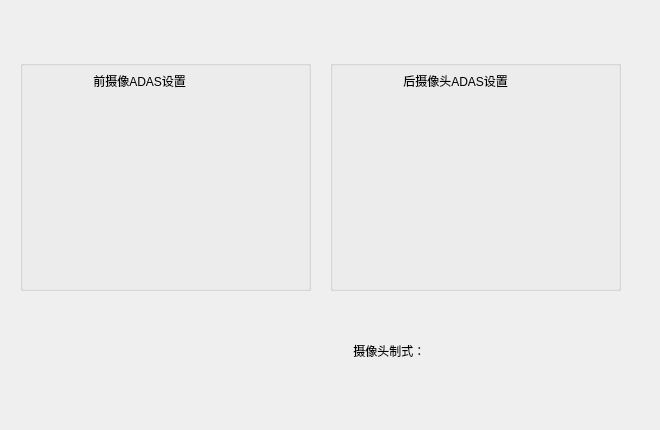
Before: the Qt Designer form adas.ui in jjzhang166/DvrUI, drawn with Qt 5.
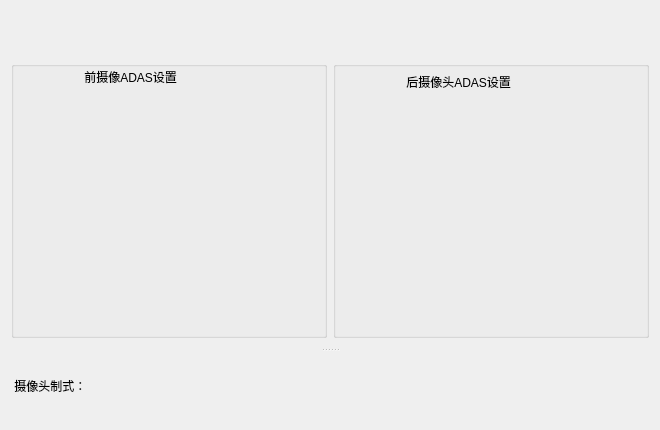
After: the same form once the commit is applied.

Commit message: layout布局

The edit to the form file:
```diff
--- a/adas.ui
+++ b/adas.ui
@@ -13,15 +13,48 @@
   <property name="windowTitle">
    <string>Dialog</string>
   </property>
+  <layout class="QGridLayout" name="gridLayout">
+   <item row="0" column="0">
+    <widget class="QSplitter" name="splitter">
+     <property name="orientation">
+      <enum>Qt::Vertical</enum>
+     </property>
+     <widget class="QWidget" name="">
+      <layout class="QHBoxLayout" name="horizontalLayout">
+       <property name="topMargin">
+        <number>50</number>
+       </property>
+       <property name="bottomMargin">
+        <number>10</number>
+       </property>
+       <item>
+        <widget class="QGroupBox" name="groupBox">
+         <property name="styleSheet">
+          <string notr="true">font: 75 10pt &quot;微软雅黑&quot;;</string>
+         </property>
+         <property name="title">
+          <string/>
+         </property>
+         <widget class="QLabel" name="label">
+          <property name="geometry">
+           <rect>
+            <x>70</x>
+            <y>0</y>
+            <width>181</width>
+            <height>31</height>
+           </rect>
+          </property>
+          <property name="styleSheet">
+           <string notr="true">font: 63 11pt &quot;Ubuntu&quot;;</string>
+          </property>
+          <property name="text">
+           <string> 前摄像ADAS设置</string>
+          </property>
+         </widget>
+        </widget>
+       </item>
+       <item>
   <widget class="QGroupBox" name="groupBox_2">
-   <property name="geometry">
-    <rect>
-     <x>330</x>
-     <y>60</y>
-     <width>291</width>
-     <height>231</height>
-    </rect>
-   </property>
    <property name="styleSheet">
     <string notr="true">font: 75 10pt &quot;微软雅黑&quot;;</string>
    </property>
@@ -33,57 +66,29 @@
      <rect>
       <x>70</x>
       <y>10</y>
-      <width>181</width>
+            <width>201</width>
       <height>21</height>
      </rect>
     </property>
+          <property name="styleSheet">
+           <string notr="true">font: 63 11pt &quot;Ubuntu&quot;;</string>
+          </property>
     <property name="text">
      <string> 后摄像头ADAS设置</string>
     </property>
    </widget>
   </widget>
-  <widget class="QGroupBox" name="groupBox">
-   <property name="geometry">
-    <rect>
-     <x>20</x>
-     <y>60</y>
-     <width>291</width>
-     <height>231</height>
-    </rect>
-   </property>
-   <property name="styleSheet">
-    <string notr="true">font: 75 10pt &quot;微软雅黑&quot;;</string>
-   </property>
-   <property name="title">
-    <string/>
-   </property>
-   <widget class="QLabel" name="label">
-    <property name="geometry">
-     <rect>
-      <x>70</x>
-      <y>0</y>
-      <width>141</width>
-      <height>41</height>
-     </rect>
-    </property>
-    <property name="text">
-     <string> 前摄像ADAS设置</string>
-    </property>
-   </widget>
+       </item>
+      </layout>
   </widget>
   <widget class="QLabel" name="pictureLabel2">
-   <property name="geometry">
-    <rect>
-     <x>350</x>
-     <y>330</y>
-     <width>161</width>
-     <height>41</height>
-    </rect>
-   </property>
    <property name="text">
     <string> 摄像头制式：</string>
    </property>
   </widget>
+    </widget>
+   </item>
+  </layout>
  </widget>
  <resources/>
  <connections/>
```
Lines whose indentation alone changed are shown as unchanged. The commit also changes 18 other files.
